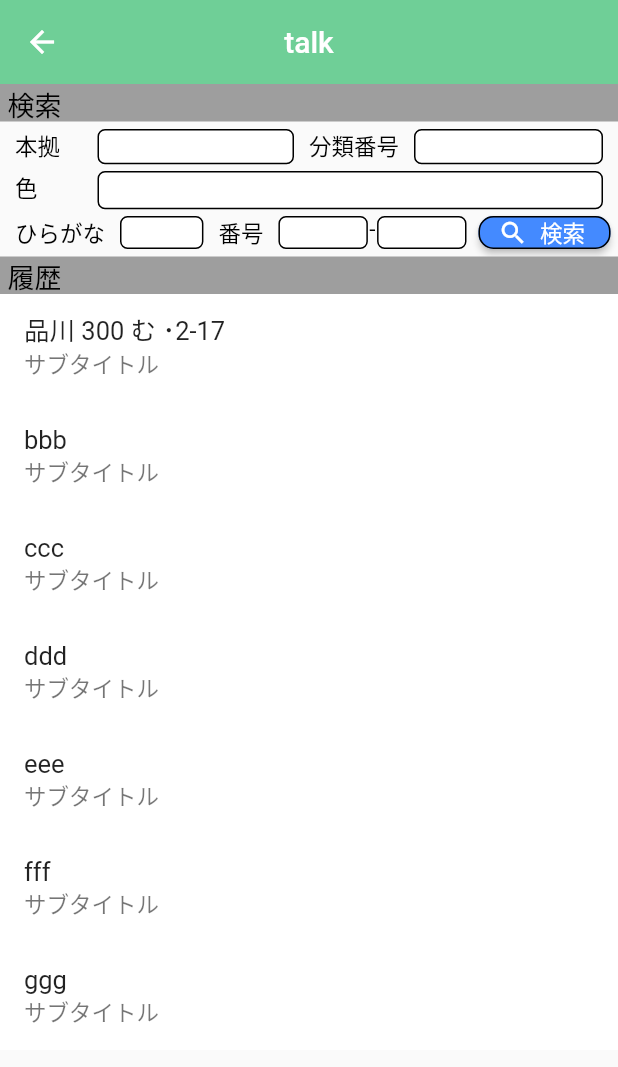
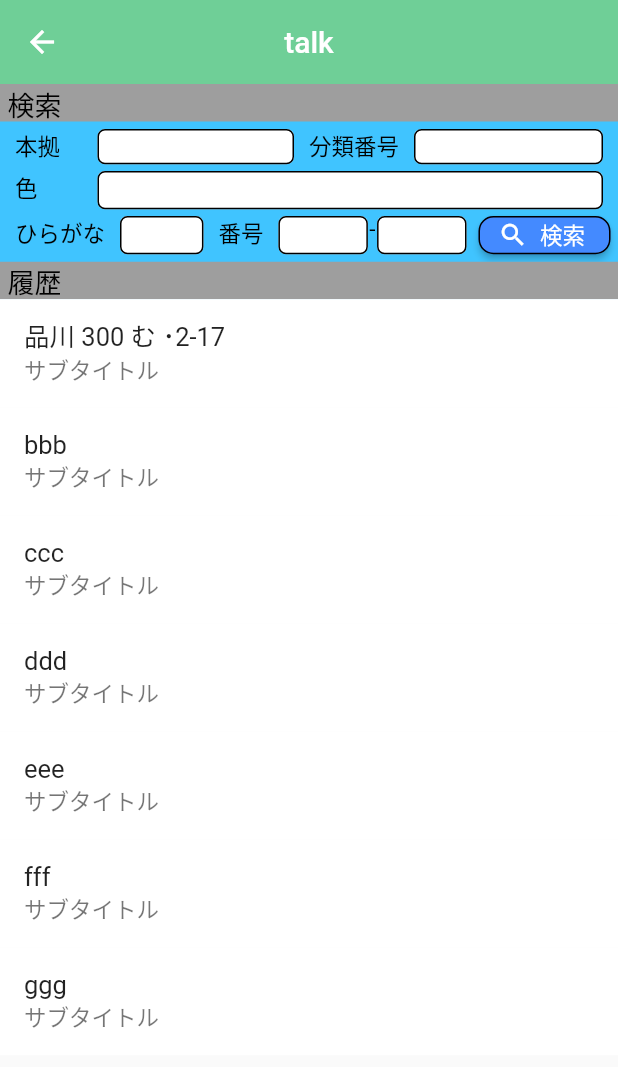
Before and after one commit to Nkoyama/CarOwnerConnect, a Flutter app: the TalkMain screen opened directly, on a phone screen of 412 x 824 dp. Shown: the top 1067 px of the screen. Run offline on Flutter 3.47's test engine with Material 2 defaults, Android fonts, the phone set to English and light mode, and no system bars; drawn by our look-alikes of flutter_slidable.

Commit message:
メイン画面　上部分微修正

```diff
--- a/car_owner_connect/lib/pages/profileMain.dart
+++ b/car_owner_connect/lib/pages/profileMain.dart
@@ -314,7 +314,7 @@ class ProfileMainPage extends StatelessWidget {
                         fontSize: 15.0
                     )
                 ),
-                height: 30.0,
+                height: 33.5,
                 width: 60.0,
               ),
               Expanded(child: Container(
@@ -343,7 +343,7 @@ class ProfileMainPage extends StatelessWidget {
                         fontSize: 15.0
                     )
                 ),
-                height: 30.0,
+                height: 33.5,
               ),),
 
               // save button
@@ -364,7 +364,7 @@ class ProfileMainPage extends StatelessWidget {
                   color: Colors.deepOrange,
                   textColor: Colors.white,
                 ),
-                height: 30.0,
+                height: 33.5,
               ),
             ],
           ),
--- a/car_owner_connect/lib/pages/talkMain.dart
+++ b/car_owner_connect/lib/pages/talkMain.dart
@@ -10,7 +10,7 @@ class TalkMain extends StatelessWidget {
     return Scaffold(
       appBar: Header(headerText: 'talk',),
       body: Container(
-        child: TalkMainPage(title: ''),
+        child: TalkMainPage(),
         color: Colors.lightBlueAccent,
       ),
     );
@@ -18,8 +18,7 @@ class TalkMain extends StatelessWidget {
 }
 
 class TalkMainPage extends StatefulWidget {
-  TalkMainPage({Key key, this.title}) : super(key: key);
-  final String title;
+  TalkMainPage({Key key}) : super(key: key);
 
   @override
   TalkMainPageState createState() => new TalkMainPageState();
@@ -51,11 +50,11 @@ class TalkMainPageState extends State<TalkMainPage> {
               constraints: BoxConstraints.expand(height: 25.0),
               padding: EdgeInsets.only(left: 5, right: 5),
               child: Text(
-                  '検索',
-                  style: TextStyle(
-                    color: Colors.black,
-                    fontSize: 18,
-                  )
+                '検索',
+                style: TextStyle(
+                  color: Colors.black,
+                  fontSize: 18,
+                )
               ),
               color: Colors.grey
           ),
@@ -217,7 +216,7 @@ class TalkMainPageState extends State<TalkMainPage> {
                         fontSize: 15.0
                     )
                 ),
-                height: 30.0,
+                height: 33.5,
               ),
               Expanded(child: Container(
                 padding: EdgeInsets.only(
@@ -247,7 +246,7 @@ class TalkMainPageState extends State<TalkMainPage> {
                     ),
                     focusNode: _hiraganaFocusNode,
                 ),
-                height: 30.0,
+                height: 33.5,
               ),),
               Container(
                 padding: EdgeInsets.only(
@@ -259,7 +258,7 @@ class TalkMainPageState extends State<TalkMainPage> {
                         fontSize: 15.0
                     )
                 ),
-                height: 30.0,
+                height: 33.5,
               ),
               Expanded(child: Container(
                 padding: EdgeInsets.only(
@@ -293,7 +292,7 @@ class TalkMainPageState extends State<TalkMainPage> {
                     LengthLimitingTextInputFormatter(2),
                   ],
                 ),
-                height: 30.0,
+                height: 33.5,
               ),),
               Container(
                 padding: EdgeInsets.only(
@@ -305,7 +304,7 @@ class TalkMainPageState extends State<TalkMainPage> {
                         fontSize: 15.0
                     )
                 ),
-                height: 30.0,
+                height: 33.5,
               ),
               Expanded(child: Container(
                 padding: EdgeInsets.only(
@@ -339,7 +338,7 @@ class TalkMainPageState extends State<TalkMainPage> {
                     LengthLimitingTextInputFormatter(2),
                   ],
                 ),
-                height: 30.0,
+                height: 33.5,
               ),),
 
               // search button
@@ -360,7 +359,7 @@ class TalkMainPageState extends State<TalkMainPage> {
                   color: Colors.blueAccent,
                   textColor: Colors.white,
                 ),
-                height: 30.0,
+                height: 33.5,
               ),
             ],
           ),
@@ -384,6 +383,7 @@ class TalkMainPageState extends State<TalkMainPage> {
           ),
         ],
       ),
+      backgroundColor: Colors.lightBlueAccent,
     );
   }
 }
```
